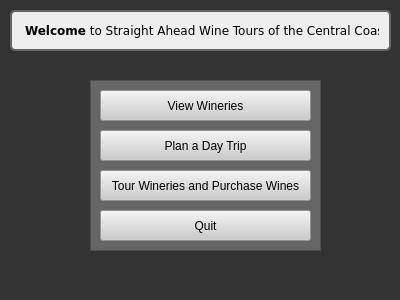
tyler949/CS1D-FirstPorject, file mainwindow.ui: the form before one commit.
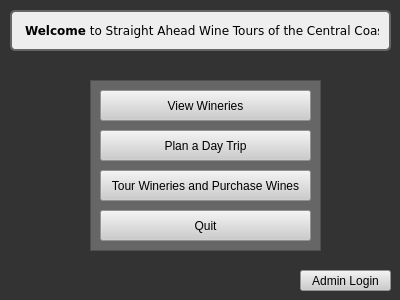
The form after the commit.

Diff of the .ui file:
```diff
--- a/mainwindow.ui
+++ b/mainwindow.ui
@@ -131,6 +131,19 @@
      <string notr="true"/>
     </property>
    </widget>
+   <widget class="QPushButton" name="quit_2">
+    <property name="geometry">
+     <rect>
+      <x>300</x>
+      <y>270</y>
+      <width>91</width>
+      <height>21</height>
+     </rect>
+    </property>
+    <property name="text">
+     <string>Admin Login</string>
+    </property>
+   </widget>
    <zorder>columnView</zorder>
    <zorder>label</zorder>
    <zorder>viewWineries</zorder>
```
Left out of the diff: 1 changed line with no effect on the pictures.
